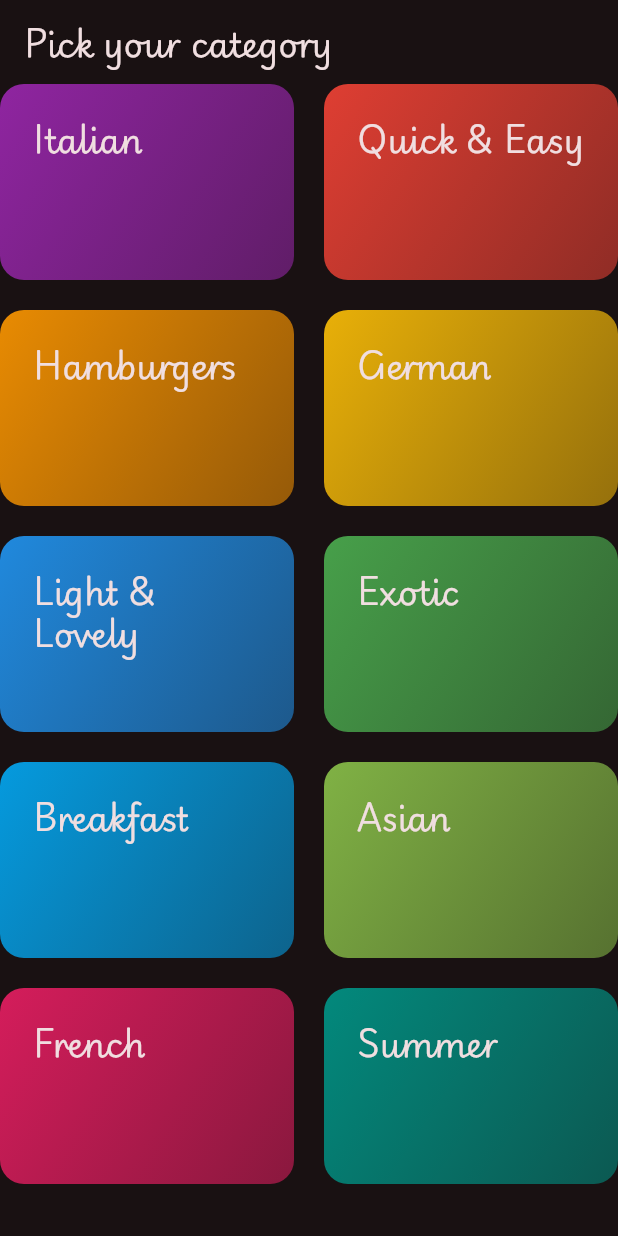
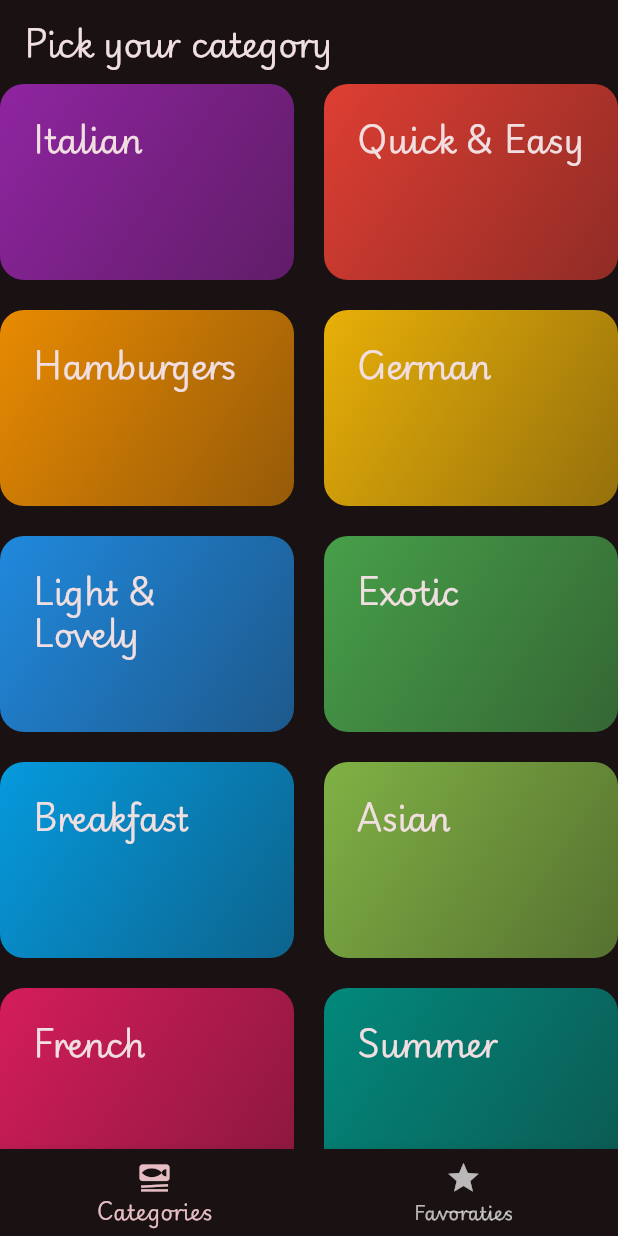
Before and after one commit to a7madDelea/Meals, a Flutter app: the screen it shows after launch, on a phone screen of 412 x 824 dp. Run offline on Flutter 3.47's test engine with Material 3 defaults, Android fonts, the phone set to English and light mode, and no system bars; our stand-ins replace transparent_image.

Commit message:
Tabs Screen. Enable BottomNavigationBar.

```diff
--- a/lib/main.dart
+++ b/lib/main.dart
@@ -1,6 +1,6 @@
 import 'package:flutter/material.dart';
 
-import 'screens/categories_screen.dart';
+import 'screens/tabs_screen.dart';
 
 void main() {
   runApp(const MyApp());
@@ -22,8 +22,7 @@
           seedColor: const Color.fromARGB(255, 132, 0, 51),
         ),
       ),
-
-      home: const CategoriesScreen(),
+      home: const TabsScreen(),
     );
   }
 }
--- a/lib/screens/categories_screen.dart
+++ b/lib/screens/categories_screen.dart
@@ -12,11 +12,7 @@
 
   @override
   Widget build(BuildContext context) {
-    return Scaffold(
-      appBar: AppBar(
-        title: const Text('Pick your category'),
-      ),
-      body: GridView(
+    return GridView(
       gridDelegate: const SliverGridDelegateWithFixedCrossAxisCount(
         crossAxisCount: 2,
         mainAxisSpacing: 20,
@@ -44,7 +40,6 @@
             },
           ),
       ],
-      ),
     );
   }
 }
--- /dev/null
+++ b/lib/screens/tabs_screen.dart
@@ -0,0 +1,52 @@
+import 'package:flutter/material.dart';
+
+import 'categories_screen.dart';
+import 'meals_screen.dart';
+
+class TabsScreen extends StatefulWidget {
+  const TabsScreen({super.key});
+
+  @override
+  State<TabsScreen> createState() => _TabsScreenState();
+}
+
+class _TabsScreenState extends State<TabsScreen> {
+  int _selectedPageIndex = 0;
+
+  void _selectPage(int index) {
+    setState(() {
+      _selectedPageIndex = index;
+    });
+  }
+
+  @override
+  Widget build(BuildContext context) {
+    Widget activePage = const CategoriesScreen();
+    String activePageTitle = 'Pick your category';
+
+    if (_selectedPageIndex == 1) {
+      activePage = const MealsScreen(meals: []);
+      activePageTitle = 'Favoraties';
+    }
+    return Scaffold(
+      appBar: AppBar(
+        title: Text(activePageTitle),
+      ),
+      body: activePage,
+      bottomNavigationBar: BottomNavigationBar(
+        currentIndex: _selectedPageIndex,
+        onTap: _selectPage,
+        items: const [
+          BottomNavigationBarItem(
+            icon: Icon(Icons.set_meal),
+            label: 'Categories',
+          ),
+          BottomNavigationBarItem(
+            icon: Icon(Icons.star),
+            label: 'Favoraties',
+          ),
+        ],
+      ),
+    );
+  }
+}
```
Also changed, not shown: lib/screens/meals_screen.dart (+12 -6 lines). Lines whose indentation alone changed are shown as unchanged.
